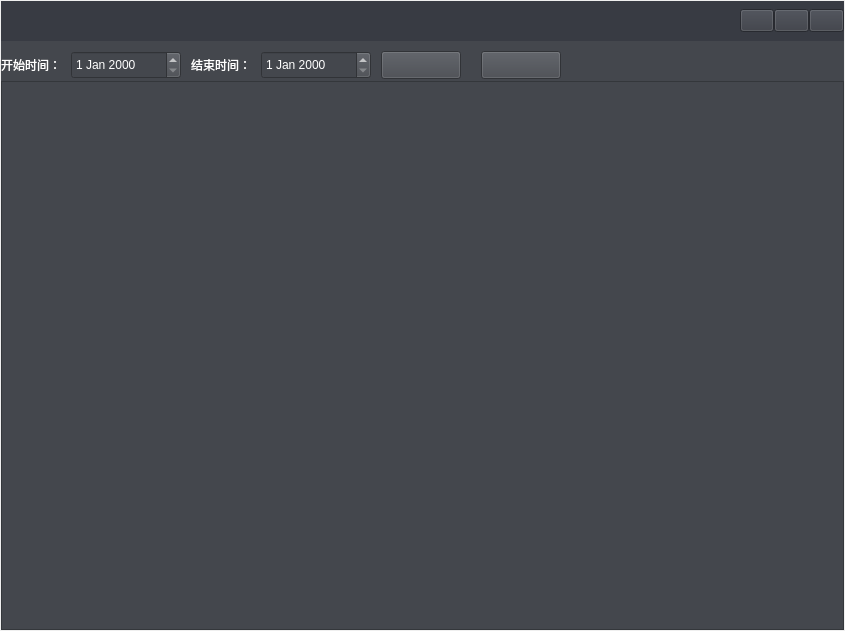
asdlei99/chuangfengdesktop, file ChuangfengDesktop/NoPayReportManagerQWidget.ui: the form before one commit.
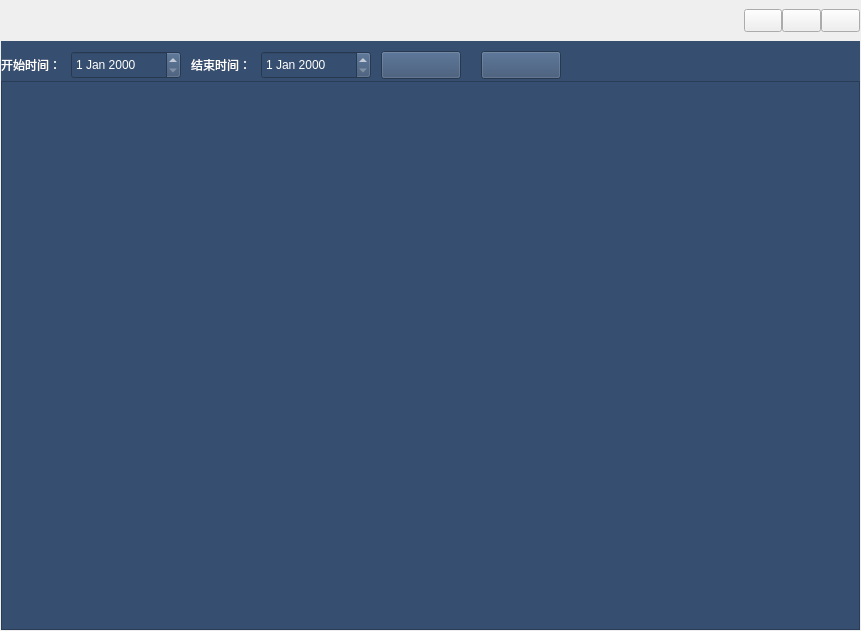
The form after the commit.

The edit to the form file:
```diff
--- a/ChuangfengDesktop/NoPayReportManagerQWidget.ui
+++ b/ChuangfengDesktop/NoPayReportManagerQWidget.ui
@@ -6,14 +6,14 @@
    <rect>
     <x>0</x>
     <y>0</y>
-    <width>845</width>
+    <width>861</width>
     <height>631</height>
    </rect>
   </property>
   <property name="minimumSize">
    <size>
-    <width>845</width>
-    <height>631</height>
+    <width>860</width>
+    <height>630</height>
    </size>
   </property>
   <property name="windowTitle">
@@ -44,7 +44,7 @@
       </size>
      </property>
      <property name="styleSheet">
-      <string notr="true">background-color: rgb(56, 59, 67);</string>
+      <string notr="true"/>
      </property>
      <layout class="QHBoxLayout" name="horizontalLayout">
       <property name="spacing">
@@ -132,14 +132,14 @@
       </size>
      </property>
      <property name="styleSheet">
-      <string notr="true">background-color: rgb(68, 71, 77);</string>
+      <string notr="true">background-color: rgb(54, 78, 111);</string>
      </property>
      <widget class="QLabel" name="label_14">
       <property name="geometry">
        <rect>
         <x>0</x>
         <y>10</y>
-        <width>60</width>
+        <width>65</width>
         <height>28</height>
        </rect>
       </property>
@@ -155,7 +155,7 @@
        <rect>
         <x>190</x>
         <y>10</y>
-        <width>60</width>
+        <width>65</width>
         <height>28</height>
        </rect>
       </property>
@@ -223,7 +223,7 @@
    <item>
     <widget class="QTableView" name="nopayreport_tableView">
      <property name="styleSheet">
-      <string notr="true">background-color: rgb(68, 71, 77);</string>
+      <string notr="true">background-color: rgb(54, 78, 111);</string>
      </property>
     </widget>
    </item>
```
Left out of the diff: 2 changed lines with no effect on the pictures.
